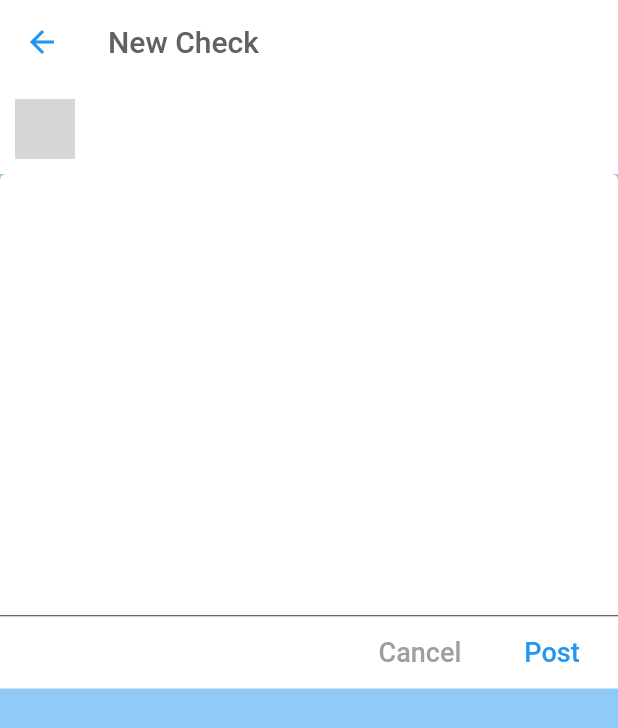
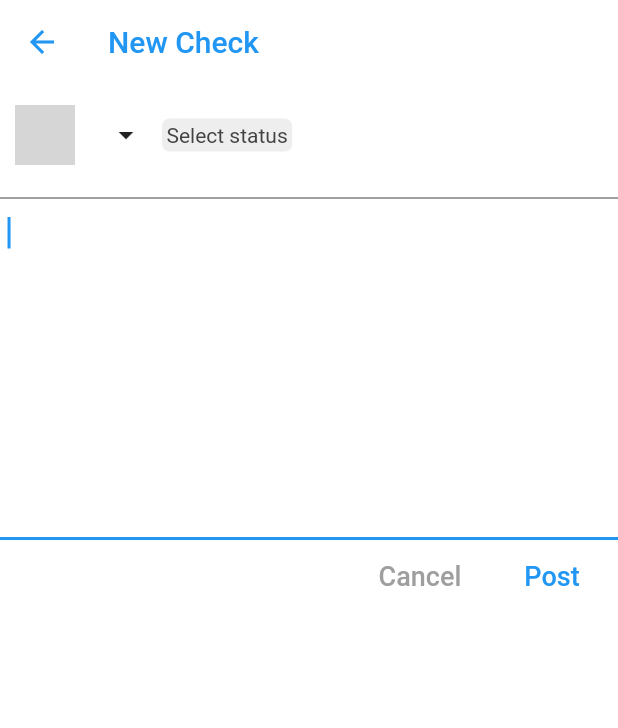
Before and after one commit to nemo-omen/check, a Flutter app: the PostCheck screen opened directly, on a phone screen of 412 x 824 dp. Shown: the top 728 px of the screen. Run offline on Flutter 3.47's test engine with Material 2 defaults, Android fonts, the phone set to English and light mode, and no system bars; drawn by our look-alikes of badges; our stand-ins replace cached_network_image, cloud_firestore, flutter_icons, flutter_svg, google_sign_in; accounts and stored records are empty; network calls fail; Roboto replaces fonts that are missing (IBM Plex Mono); grey boxes are pictures that could not be loaded.

Commit message:
Almost done with check posting

```diff
--- a/lib/src/models/status_types.dart
+++ b/lib/src/models/status_types.dart
@@ -1,12 +1,25 @@
-final String statusTypes = [
-  'Happy',
-  'Sad',
-  'Anxious',
-  'Depressed',
-  'Meh',
-  'Sick',
-  'Angry',
-  'Okay',
-  'Content',
-  'Tired',
-];
+class StatusTypes {
+  static const String happy = 'Happy';
+  static const String sad = 'Sad';
+  static const String anxious = 'Anxious';
+  static const String depressed = 'Depressed';
+  static const String meh = 'Meh';
+  static const String sick = 'Sick';
+  static const String angry = 'Angry';
+  static const String okay = 'Okay';
+  static const String content = 'Content';
+  static const String tired = 'Tired';
+
+  static const List<String> statuses = <String>[
+    happy,
+    sad,
+    anxious,
+    depressed,
+    meh,
+    sick,
+    angry,
+    okay,
+    content,
+    tired
+  ];
+}
--- a/lib/src/ui/views/post_check.dart
+++ b/lib/src/ui/views/post_check.dart
@@ -1,9 +1,8 @@
 import 'package:cached_network_image/cached_network_image.dart';
 import 'package:check/src/models/user.dart';
-import 'package:check/src/ui/widgets/header.dart';
+import 'package:check/src/models/status_types.dart';
+import 'package:check/src/ui/widgets/status_badge.dart';
 import 'package:flutter/material.dart';
-import 'package:flutter_icons/flutter_icons.dart';
-import 'package:flutter_svg/flutter_svg.dart';
 
 class PostCheck extends StatefulWidget {
   User currentUser;
@@ -14,6 +13,11 @@ class PostCheck extends StatefulWidget {
 
 class _PostCheckState extends State<PostCheck> {
   User _currentUser;
+  String selectedStatus;
+  String checkMessage;
+  final _checkFormKey = GlobalKey<FormState>();
+  TextEditingController _checkController = TextEditingController();
+
   @override
   void initState() {
     super.initState();
@@ -22,23 +26,46 @@ class _PostCheckState extends State<PostCheck> {
     }
   }
 
+  addStatus(status) {
+    setState(() {
+      selectedStatus = status;
+    });
+  }
+
+  submit(value) {
+    checkMessage = value;
+    print('Check: Feeling $selectedStatus, Message: $checkMessage');
+    _checkController.clear();
+    selectedStatus = null;
+  }
+
+  // saveCheck(value) {
+  //   setState(() {
+  //     checkMessage = value;
+  //   });
+  //   submit();
+  // }
+
   @override
   Widget build(BuildContext context) {
     final Orientation orientation = MediaQuery.of(context).orientation;
+
     return Scaffold(
       resizeToAvoidBottomInset: true,
-      backgroundColor: Colors.blue[200],
+      backgroundColor: Colors.white,
       appBar: AppBar(
         backgroundColor: Colors.white,
         leading: IconButton(
-          onPressed: () {},
+          onPressed: () {
+            Navigator.pop(context);
+          },
           icon: Icon(Icons.arrow_back),
           color: Theme.of(context).primaryColor,
         ),
         title: Text(
           'New Check',
           style: TextStyle(
-            color: Colors.grey[700],
+            color: Theme.of(context).primaryColor,
           ),
         ),
         elevation: 0.0,
@@ -61,28 +88,54 @@ class _PostCheckState extends State<PostCheck> {
                       backgroundColor: Theme.of(context).primaryColor,
                     ),
                   ),
+                  Container(
+                    child: PopupMenuButton<String>(
+                      itemBuilder: (BuildContext context) {
+                        return StatusTypes.statuses.map((String status) {
+                          return PopupMenuItem<String>(
+                            value: status,
+                            child: StatusBadge(status: status),
+                          );
+                        }).toList();
+                      },
+                      onSelected: addStatus,
+                      icon: Icon(Icons.arrow_drop_down),
+                      elevation: 1.0,
+                    ),
+                  ),
+                  Container(
+                    child: StatusBadge(status: selectedStatus),
+                  ),
                 ],
               ),
             ),
+            Divider(
+              color: Colors.grey[800],
+            ),
             Container(
-              child: TextFormField(
-                maxLines: 15,
+              child: Form(
+                key: _checkFormKey,
+                child: TextField(
+                  controller: _checkController,
+                  autofocus: true,
+                  maxLines: 10,
+                  style: TextStyle(
+                    fontSize: 18.0,
+                  ),
                   decoration: InputDecoration(
-                  filled: true,
-                  fillColor: Colors.white,
                     contentPadding: EdgeInsets.all(5.0),
                   ),
                 ),
               ),
-            Row(),
-            Container(
-              color: Colors.white,
-              child: Row(
+            ),
+            Row(
               mainAxisAlignment: MainAxisAlignment.end,
               crossAxisAlignment: CrossAxisAlignment.center,
               children: <Widget>[
                 FlatButton(
-                    onPressed: () {},
+                  onPressed: () {
+                    Navigator.pop(context);
+                  },
                   // color: Colors.grey,
                   child: Text(
                     'Cancel',
@@ -93,7 +146,9 @@ class _PostCheckState extends State<PostCheck> {
                   ),
                 ),
                 FlatButton(
-                      onPressed: () {},
+                    onPressed: () {
+                      submit(_checkController.text);
+                    },
                     // color: Theme.of(context).primaryColor,
                     child: Text(
                       'Post',
@@ -104,7 +159,6 @@ class _PostCheckState extends State<PostCheck> {
                     )),
               ],
             ),
-            ),
           ],
         ),
       ),
--- a/lib/src/ui/widgets/status_badge.dart
+++ b/lib/src/ui/widgets/status_badge.dart
@@ -20,7 +20,7 @@ class StatusBadge extends StatelessWidget {
         break;
       case 'Anxious':
         {
-          return Colors.grey[200];
+          return Colors.brown[200];
         }
         break;
       case 'Depressed':
@@ -56,15 +56,21 @@ class StatusBadge extends StatelessWidget {
         {
           return Colors.blueGrey[200];
         }
+        break;
+      default:
+        {
+          return Colors.grey[200];
+        }
     }
   }
 
   @override
   Widget build(BuildContext context) {
     return Badge(
-      badgeContent: Text(this.status),
+      badgeContent: Text(this.status != null ? this.status : 'Select status',
+          style: TextStyle(color: Colors.grey[800])),
       badgeColor: statusColor(this.status),
-      padding: EdgeInsets.all(2.0),
+      padding: EdgeInsets.all(3.0),
       shape: BadgeShape.square,
       borderRadius: 5,
       animationType: BadgeAnimationType.fade,
```
Lines whose indentation alone changed are shown as unchanged.
